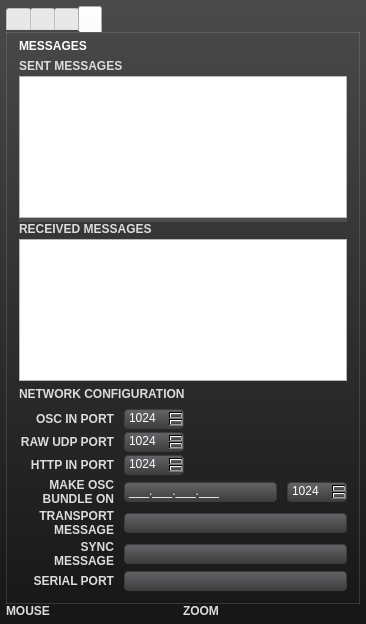
Qt form uiinspector.ui (buzzinglight/IanniX) before a commit.
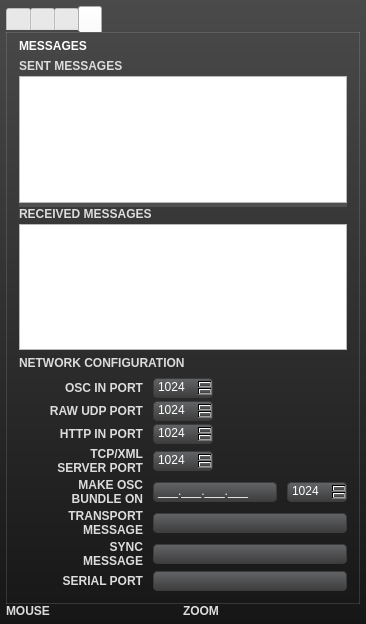
The same form after that commit. The open tabs and pages were chosen to show the change. Icons and pictures are not drawn.

Patch:
```diff
--- a/uiinspector.ui
+++ b/uiinspector.ui
@@ -2089,7 +2089,7 @@
              </widget>
             </item>
             <item>
-             <layout class="QGridLayout" name="gridLayout">
+             <layout class="QGridLayout" name="gridLayout" columnstretch="1,1,1">
               <property name="topMargin">
                <number>5</number>
               </property>
@@ -2138,7 +2138,7 @@
                 </property>
                </widget>
               </item>
-              <item row="6" column="0">
+              <item row="7" column="0">
                <widget class="QLabel" name="serialInPortLabel">
                 <property name="text">
                  <string>SERIAL PORT</string>
@@ -2148,7 +2148,7 @@
                 </property>
                </widget>
               </item>
-              <item row="4" column="0">
+              <item row="5" column="0">
                <widget class="QLabel" name="transportMessageLabel">
                 <property name="text">
                  <string>TRANSPORT
@@ -2175,14 +2175,14 @@
                 </property>
                </widget>
               </item>
-              <item row="6" column="1" colspan="2">
+              <item row="7" column="1" colspan="2">
                <widget class="QLineEdit" name="serialInPortEdit">
                 <property name="styleSheet">
                  <string notr="true"/>
                 </property>
                </widget>
               </item>
-              <item row="5" column="0">
+              <item row="6" column="0">
                <widget class="QLabel" name="syncMessageLabel">
                 <property name="text">
                  <string>SYNC
@@ -2193,7 +2193,7 @@
                 </property>
                </widget>
               </item>
-              <item row="5" column="1" colspan="2">
+              <item row="6" column="1" colspan="2">
                <widget class="QLineEdit" name="syncMessageEdit">
                 <property name="styleSheet">
                  <string notr="true"/>
@@ -2203,7 +2203,7 @@
                 </property>
                </widget>
               </item>
-              <item row="3" column="0">
+              <item row="4" column="0">
                <widget class="QLabel" name="bundleMessageLabel">
                 <property name="text">
                  <string>MAKE OSC
@@ -2214,7 +2214,7 @@
                 </property>
                </widget>
               </item>
-              <item row="3" column="1">
+              <item row="4" column="1">
                <widget class="QLineEdit" name="bundleMessageEdit">
                 <property name="styleSheet">
                  <string notr="true"/>
@@ -2227,7 +2227,7 @@
                 </property>
                </widget>
               </item>
-              <item row="3" column="2">
+              <item row="4" column="2">
                <widget class="QSpinBox" name="bundleMessagePort">
                 <property name="maximumSize">
                  <size>
@@ -2269,7 +2269,7 @@
                 </property>
                </widget>
               </item>
-              <item row="4" column="1" colspan="2">
+              <item row="5" column="1" colspan="2">
                <widget class="QLineEdit" name="transportMessageEdit">
                 <property name="styleSheet">
                  <string notr="true"/>
@@ -2279,6 +2279,46 @@
                 </property>
                </widget>
               </item>
+              <item row="3" column="0">
+               <widget class="QLabel" name="tcpInPortLabel">
+                <property name="text">
+                 <string>TCP/XML
+SERVER PORT</string>
+                </property>
+                <property name="alignment">
+                 <set>Qt::AlignRight|Qt::AlignTrailing|Qt::AlignVCenter</set>
+                </property>
+               </widget>
+              </item>
+              <item row="3" column="1">
+               <widget class="QSpinBox" name="tcpInPortSpin">
+                <property name="maximumSize">
+                 <size>
+                  <width>60</width>
+                  <height>16777215</height>
+                 </size>
+                </property>
+                <property name="minimum">
+                 <number>1024</number>
+                </property>
+                <property name="maximum">
+                 <number>65535</number>
+                </property>
+               </widget>
+              </item>
+              <item row="3" column="2">
+               <widget class="QLabel" name="tcpInClientLabel">
+                <property name="styleSheet">
+                 <string notr="true"/>
+                </property>
+                <property name="text">
+                 <string/>
+                </property>
+                <property name="alignment">
+                 <set>Qt::AlignRight|Qt::AlignTrailing|Qt::AlignVCenter</set>
+                </property>
+               </widget>
+              </item>
              </layout>
             </item>
            </layout>
```
Left out of the diff: 40 changed lines with no effect on the pictures.
